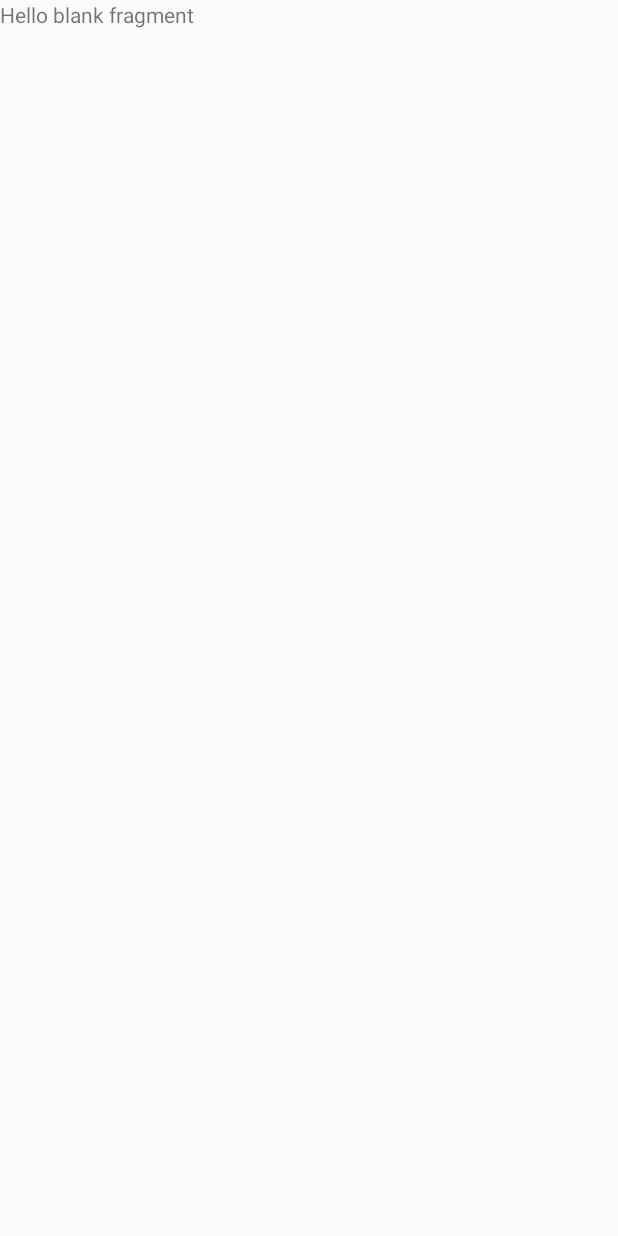
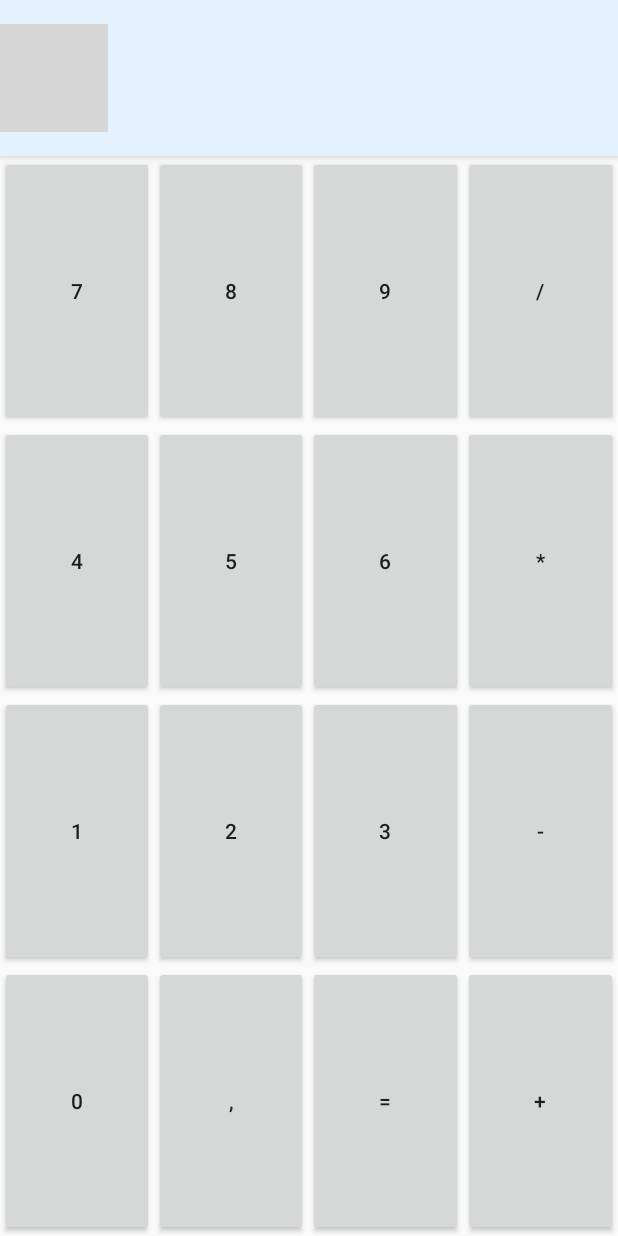
Before and after one commit to agdroid/Calculator, an Android app: the screen it shows after launch (CalculatorActivity), on a phone screen of 412 x 824 dp. Before the commit the screen is almost empty. Run offline under Robolectric (Android 15) with nearby library versions, the phone set to English and light mode, and no system bars; grey boxes are pictures that could not be loaded.

Commit message:
1.4. fertig ohne ConstraintLayout

```diff
--- a/app/src/main/res/layout/activity_calculator.xml
+++ b/app/src/main/res/layout/activity_calculator.xml
@@ -1,6 +1,6 @@
 <?xml version="1.0" encoding="utf-8"?>
-<android.support.constraint.ConstraintLayout xmlns:android="http://schemas.android.com/apk/res/android"
-    xmlns:app="http://schemas.android.com/apk/res-auto"
+<RelativeLayout
+xmlns:android="http://schemas.android.com/apk/res/android"
 xmlns:tools="http://schemas.android.com/tools"
 android:id="@+id/root_activity_calculator"
 android:layout_width="match_parent"
@@ -13,11 +13,6 @@
     android:layout_height="wrap_content"
     android:name="com.agdroid.calculator.DisplayFragment"
     tools:layout="@layout/fragment_display"
-
-        app:layout_constraintBottom_toTopOf="@id/frag_input"
-        app:layout_constraintLeft_toLeftOf="parent"
-        app:layout_constraintRight_toRightOf="parent"
-        app:layout_constraintTop_toTopOf="parent"
     />
 
 <fragment
@@ -26,11 +21,7 @@
     android:layout_height="match_parent"
     android:name="com.agdroid.calculator.InputFragment"
     tools:layout="@layout/fragment_input"
-
-        app:layout_constraintBottom_toBottomOf="parent"
-        app:layout_constraintLeft_toLeftOf="parent"
-        app:layout_constraintRight_toRightOf="parent"
-        app:layout_constraintTop_toBottomOf="@id/frag_display"
+    android:layout_below="@+id/frag_display"
     />
 
-</android.support.constraint.ConstraintLayout>
+</RelativeLayout>
--- a/app/src/main/res/layout/fragment_display.xml
+++ b/app/src/main/res/layout/fragment_display.xml
@@ -1,13 +1,36 @@
-<FrameLayout xmlns:android="http://schemas.android.com/apk/res/android"
+<RelativeLayout xmlns:android="http://schemas.android.com/apk/res/android"
     xmlns:tools="http://schemas.android.com/tools"
     android:layout_width="match_parent"
-    android:layout_height="match_parent"
+    android:layout_height="wrap_content"
+    android:background="@color/windowBackground"
+    android:elevation="4dp"
+    android:paddingBottom="16dp"
+    android:paddingTop="16dp"
     tools:context="com.agdroid.calculator.DisplayFragment">
 
-    <!-- TODO: Update blank fragment layout -->
-    <TextView
+    <ImageButton
+        android:id="@+id/imb_delete"
+        android:layout_width="72dp"
+        android:layout_height="72dp"
+        android:src="@drawable/ic_clear_black_36dp"
+        />
+
+    <HorizontalScrollView
+        android:id="@+id/scv_display"
         android:layout_width="match_parent"
-        android:layout_height="match_parent"
-        android:text="@string/hello_blank_fragment" />
+        android:layout_height="72dp"
+        android:layout_toRightOf="@+id/imb_delete"
+        android:layout_toEndOf="@+id/imb_delete"
+        >
 
-</FrameLayout>
+        <TextView
+            android:id="@+id/lbl_display"
+            android:layout_width="wrap_content"
+            android:layout_height="72dp"
+            android:layout_gravity="end"
+            tools:text="985+600"
+            />
+
+    </HorizontalScrollView>
+
+</RelativeLayout>
--- a/app/src/main/res/layout/fragment_input.xml
+++ b/app/src/main/res/layout/fragment_input.xml
@@ -1,13 +1,174 @@
-<FrameLayout xmlns:android="http://schemas.android.com/apk/res/android"
+<LinearLayout xmlns:android="http://schemas.android.com/apk/res/android"
     xmlns:tools="http://schemas.android.com/tools"
     android:layout_width="match_parent"
     android:layout_height="match_parent"
+    android:orientation="vertical"
+    android:elevation="1dp"
     tools:context="com.agdroid.calculator.InputFragment">
 
-    <!-- TODO: Update blank fragment layout -->
-    <TextView
+    <LinearLayout
+        android:orientation="horizontal"
         android:layout_width="match_parent"
-        android:layout_height="match_parent"
-        android:text="@string/hello_blank_fragment" />
+        android:layout_height="0dp"
+        android:layout_weight="1"
+        >
 
-</FrameLayout>
+        <Button
+            android:id="@+id/btn_number_seven"
+            android:layout_width="0dp"
+            android:layout_height="match_parent"
+            android:layout_weight="1"
+            android:text="7"
+            />
+
+        <Button
+            android:id="@+id/btn_number_eight"
+            android:layout_width="0dp"
+            android:layout_height="match_parent"
+            android:layout_weight="1"
+            android:text="8"
+            />
+
+        <Button
+            android:id="@+id/btn_number_nine"
+            android:layout_width="0dp"
+            android:layout_height="match_parent"
+            android:layout_weight="1"
+            android:text="9"
+            />
+
+        <Button
+            android:id="@+id/btn_operator_divide"
+            android:layout_width="0dp"
+            android:layout_height="match_parent"
+            android:layout_weight="1"
+            android:text="/"
+            />
+
+    </LinearLayout>
+
+    <LinearLayout
+        android:orientation="horizontal"
+        android:layout_width="match_parent"
+        android:layout_height="0dp"
+        android:layout_weight="1"
+        >
+
+        <Button
+            android:id="@+id/btn_number_four"
+            android:layout_width="0dp"
+            android:layout_height="match_parent"
+            android:layout_weight="1"
+            android:text="4"
+            />
+
+        <Button
+            android:id="@+id/btn_number_five"
+            android:layout_width="0dp"
+            android:layout_height="match_parent"
+            android:layout_weight="1"
+            android:text="5"
+            />
+
+        <Button
+            android:id="@+id/btn_number_six"
+            android:layout_width="0dp"
+            android:layout_height="match_parent"
+            android:layout_weight="1"
+            android:text="6"
+            />
+
+        <Button
+            android:id="@+id/btn_operator_multiply"
+            android:layout_width="0dp"
+            android:layout_height="match_parent"
+            android:layout_weight="1"
+            android:text="*"
+            />
+
+    </LinearLayout>
+
+    <LinearLayout
+        android:orientation="horizontal"
+        android:layout_width="match_parent"
+        android:layout_height="0dp"
+        android:layout_weight="1"
+        >
+
+        <Button
+            android:id="@+id/btn_number_one"
+            android:layout_width="0dp"
+            android:layout_height="match_parent"
+            android:layout_weight="1"
+            android:text="1"
+            />
+
+        <Button
+            android:id="@+id/btn_number_two"
+            android:layout_width="0dp"
+            android:layout_height="match_parent"
+            android:layout_weight="1"
+            android:text="2"
+            />
+
+        <Button
+            android:id="@+id/btn_number_three"
+            android:layout_width="0dp"
+            android:layout_height="match_parent"
+            android:layout_weight="1"
+            android:text="3"
+            />
+
+        <Button
+            android:id="@+id/btn_operator_subtract"
+            android:layout_width="0dp"
+            android:layout_height="match_parent"
+            android:layout_weight="1"
+            android:text="-"
+            />
+
+    </LinearLayout>
+
+    <LinearLayout
+        android:orientation="horizontal"
+        android:layout_width="match_parent"
+        android:layout_height="0dp"
+        android:layout_weight="1"
+        >
+
+        <Button
+            android:id="@+id/btn_number_zero"
+            android:layout_width="0dp"
+            android:layout_height="match_parent"
+            android:layout_weight="1"
+            android:text="0"
+            />
+
+        <Button
+            android:id="@+id/btn_decimal"
+            android:layout_width="0dp"
+            android:layout_height="match_parent"
+            android:layout_weight="1"
+            android:text=","
+            />
+
+        <Button
+            android:id="@+id/btn_evaluate"
+            android:layout_width="0dp"
+            android:layout_height="match_parent"
+            android:layout_weight="1"
+            android:text="="
+            />
+
+        <Button
+            android:id="@+id/btn_operator_add"
+            android:layout_width="0dp"
+            android:layout_height="match_parent"
+            android:layout_weight="1"
+            android:text="+"
+            />
+
+    </LinearLayout>
+
+
+</LinearLayout>
```
Lines whose indentation alone changed are shown as unchanged.
